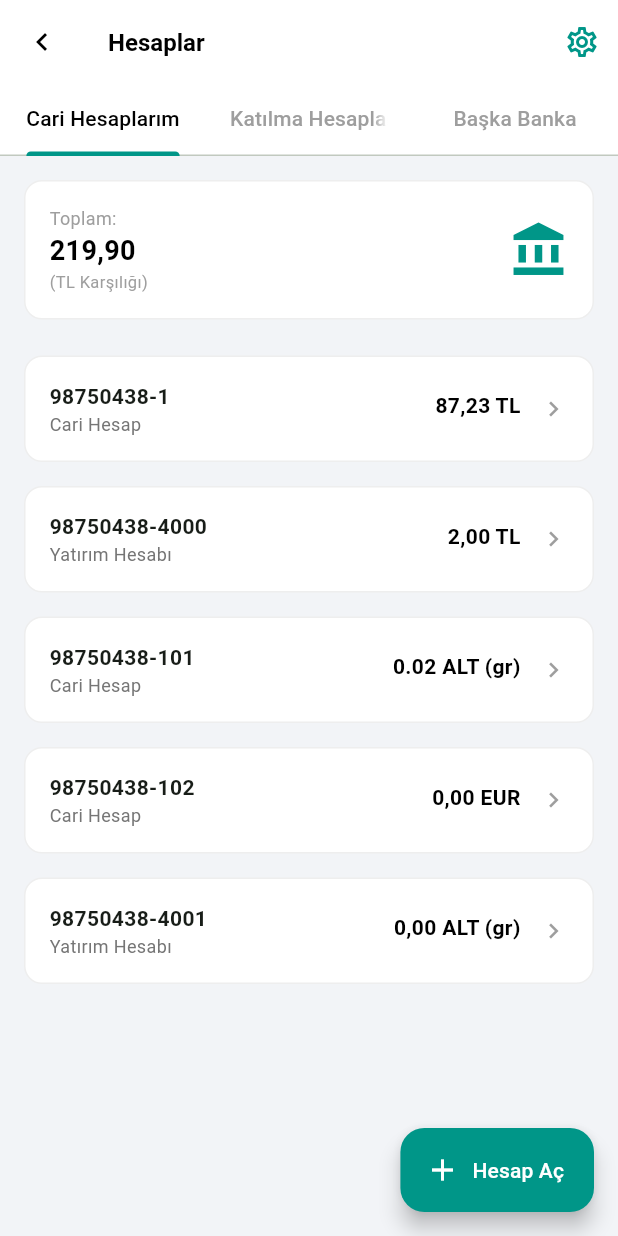
After one commit to busrracnr/bankAPI, a Flutter app: the AccountsScreen screen opened directly, on a phone screen of 412 x 824 dp. The commit adds this screen. Run offline on Flutter 3.47's test engine with Material 3 defaults, Android fonts, the phone set to English and light mode, and no system bars; our stand-ins replace flutter_riverpod.

Commit message:
Feature: Hesaplar sayfası oluştur ve bottom bar menüye entegre

```diff
--- /dev/null
+++ b/lib/source/accounts/accounts_screen.dart
@@ -0,0 +1,221 @@
+import 'package:flutter/material.dart';
+
+class AccountsScreen extends StatefulWidget {
+  const AccountsScreen({super.key});
+
+  @override
+  State<AccountsScreen> createState() => _AccountsScreenState();
+}
+
+class _AccountsScreenState extends State<AccountsScreen> with TickerProviderStateMixin {
+  int _selectedTab = 0;
+
+  // Örnek hesap verileri
+  final List<Map<String, dynamic>> myAccounts = [
+    {
+      "number": "98750438-1",
+      "balance": "87,23 TL",
+      "type": "Cari Hesap",
+      "icon": Icons.account_balance_wallet,
+    },
+    {
+      "number": "98750438-4000",
+      "balance": "2,00 TL",
+      "type": "Yatırım Hesabı",
+      "icon": Icons.trending_up,
+    },
+    {
+      "number": "98750438-101",
+      "balance": "0.02 ALT (gr)",
+      "type": "Cari Hesap",
+      "icon": Icons.account_balance_wallet,
+    },
+    {
+      "number": "98750438-102",
+      "balance": "0,00 EUR",
+      "type": "Cari Hesap",
+      "icon": Icons.account_balance_wallet,
+    },
+    {
+      "number": "98750438-4001",
+      "balance": "0,00 ALT (gr)",
+      "type": "Yatırım Hesabı",
+      "icon": Icons.trending_up,
+    },
+  ];
+
+  @override
+  Widget build(BuildContext context) {
+    return Scaffold(
+      backgroundColor: const Color(0xFFF2F4F7),
+      appBar: AppBar(
+        backgroundColor: Colors.white,
+        elevation: 0,
+        title: const Text("Hesaplar", style: TextStyle(fontSize: 16, color: Colors.black, fontWeight: FontWeight.bold)),
+        leading: IconButton(
+          icon: const Icon(Icons.chevron_left, color: Colors.black),
+          onPressed: () => Navigator.pop(context),
+        ),
+        actions: [
+          IconButton(
+            icon: const Icon(Icons.settings_outlined, color: Colors.teal),
+            onPressed: () {},
+          ),
+        ],
+      ),
+      body: Column(
+        children: [
+          // Sekme Başlıkları
+          Container(
+            color: Colors.white,
+            child: TabBar(
+              controller: TabController(length: 3, vsync: this),
+              onTap: (index) {
+                setState(() {
+                  _selectedTab = index;
+                });
+              },
+              indicatorColor: Colors.teal,
+              labelColor: Colors.black,
+              unselectedLabelColor: Colors.grey,
+              tabs: const [
+                Tab(text: "Cari Hesaplarım"),
+                Tab(text: "Katılma Hesaplarım"),
+                Tab(text: "Başka Banka"),
+              ],
+            ),
+          ),
+
+          // İçerik
+          Expanded(
+            child: _buildTabContent(),
+          ),
+        ],
+      ),
+      floatingActionButton: FloatingActionButton.extended(
+        onPressed: () {},
+        backgroundColor: Colors.teal,
+        label: const Text("Hesap Aç", style: TextStyle(color: Colors.white)),
+        icon: const Icon(Icons.add, color: Colors.white),
+      ),
+    );
+  }
+
+  Widget _buildTabContent() {
+    if (_selectedTab == 0) {
+      // Cari hesaplarım
+      return ListView(
+        padding: const EdgeInsets.symmetric(vertical: 16),
+        children: [
+          // Toplam bilgi
+          Container(
+            margin: const EdgeInsets.symmetric(horizontal: 16),
+            padding: const EdgeInsets.all(16),
+            decoration: BoxDecoration(
+              color: Colors.white,
+              borderRadius: BorderRadius.circular(12),
+              border: Border.all(color: Colors.grey.shade200),
+            ),
+            child: Row(
+              mainAxisAlignment: MainAxisAlignment.spaceBetween,
+              children: [
+                Column(
+                  crossAxisAlignment: CrossAxisAlignment.start,
+                  children: const [
+                    Text("Toplam:", style: TextStyle(color: Colors.grey, fontSize: 12)),
+                    Text("219,90", style: TextStyle(fontSize: 18, fontWeight: FontWeight.bold, color: Colors.black)),
+                    Text("(TL Karşılığı)", style: TextStyle(color: Colors.grey, fontSize: 11)),
+                  ],
+                ),
+                const Icon(Icons.account_balance, color: Colors.teal, size: 40),
+              ],
+            ),
+          ),
+          const SizedBox(height: 16),
+
+          // Hesap listesi
+          ...myAccounts.map((account) => _buildAccountCard(account)).toList(),
+        ],
+      );
+    } else if (_selectedTab == 1) {
+      // Katılma hesaplarım - boş
+      return Center(
+        child: Column(
+          mainAxisAlignment: MainAxisAlignment.center,
+          children: [
+            Icon(Icons.folder_open_outlined, size: 64, color: Colors.grey.shade300),
+            const SizedBox(height: 16),
+            Text(
+              "Katılma hesabınız bulunmamaktadır.",
+              style: TextStyle(color: Colors.grey.shade600, fontSize: 14),
+            ),
+          ],
+        ),
+      );
+    } else {
+      // Başka banka - boş
+      return Center(
+        child: Column(
+          mainAxisAlignment: MainAxisAlignment.center,
+          children: [
+            Icon(Icons.folder_open_outlined, size: 64, color: Colors.grey.shade300),
+            const SizedBox(height: 16),
+            Text(
+              "Henüz tanımlanmış başka banka hesabınız\nkullanmamaktadır.",
+              textAlign: TextAlign.center,
+              style: TextStyle(color: Colors.grey.shade600, fontSize: 14),
+            ),
+          ],
+        ),
+      );
+    }
+  }
+
+  Widget _buildAccountCard(Map<String, dynamic> account) {
+    return Container(
+      margin: const EdgeInsets.symmetric(horizontal: 16, vertical: 8),
+      padding: const EdgeInsets.all(16),
+      decoration: BoxDecoration(
+        color: Colors.white,
+        borderRadius: BorderRadius.circular(12),
+        border: Border.all(color: Colors.grey.shade200),
+      ),
+      child: Row(
+        children: [
+          // Hesap numarası ve tip
+          Expanded(
+            child: Column(
+              crossAxisAlignment: CrossAxisAlignment.start,
+              children: [
+                Text(
+                  account["number"],
+                  style: const TextStyle(fontWeight: FontWeight.bold, fontSize: 14),
+                ),
+                Text(
+                  account["type"],
+                  style: TextStyle(color: Colors.grey.shade600, fontSize: 12),
+                ),
+              ],
+            ),
+          ),
+
+          // Tutar
+          Column(
+            crossAxisAlignment: CrossAxisAlignment.end,
+            children: [
+              Text(
+                account["balance"],
+                style: const TextStyle(fontWeight: FontWeight.bold, fontSize: 14, color: Colors.black),
+              ),
+              const SizedBox(height: 4),
+            ],
+          ),
+
+          // Ok ikonu
+          const SizedBox(width: 12),
+          const Icon(Icons.chevron_right, color: Colors.grey, size: 20),
+        ],
+      ),
+    );
+  }
+}
--- a/lib/source/home/home_screen.dart
+++ b/lib/source/home/home_screen.dart
@@ -2,6 +2,7 @@ import 'package:flutter/material.dart';
 import 'widgets/account_card.dart';
 import '../money_transfer/transfer_flow_screen.dart';
 import '../money_transfer/money_transfer_menu_screen.dart';
+import '../accounts/accounts_screen.dart';
 
 class HomeScreen extends StatefulWidget {
   const HomeScreen({super.key});
@@ -145,6 +146,14 @@ class _HomeScreenState extends State<HomeScreen> {
             MaterialPageRoute(builder: (_) => const MoneyTransferMenuScreen()),
           );
         }
+
+        // Menü tıklandığında hesaplar sayfasına git (index 4)
+        if (index == 4) {
+          Navigator.push(
+            context,
+            MaterialPageRoute(builder: (_) => const AccountsScreen()),
+          );
+        }
       },
       items: const [
         BottomNavigationBarItem(icon: Icon(Icons.home), label: "Ana Sayfa"),
```
